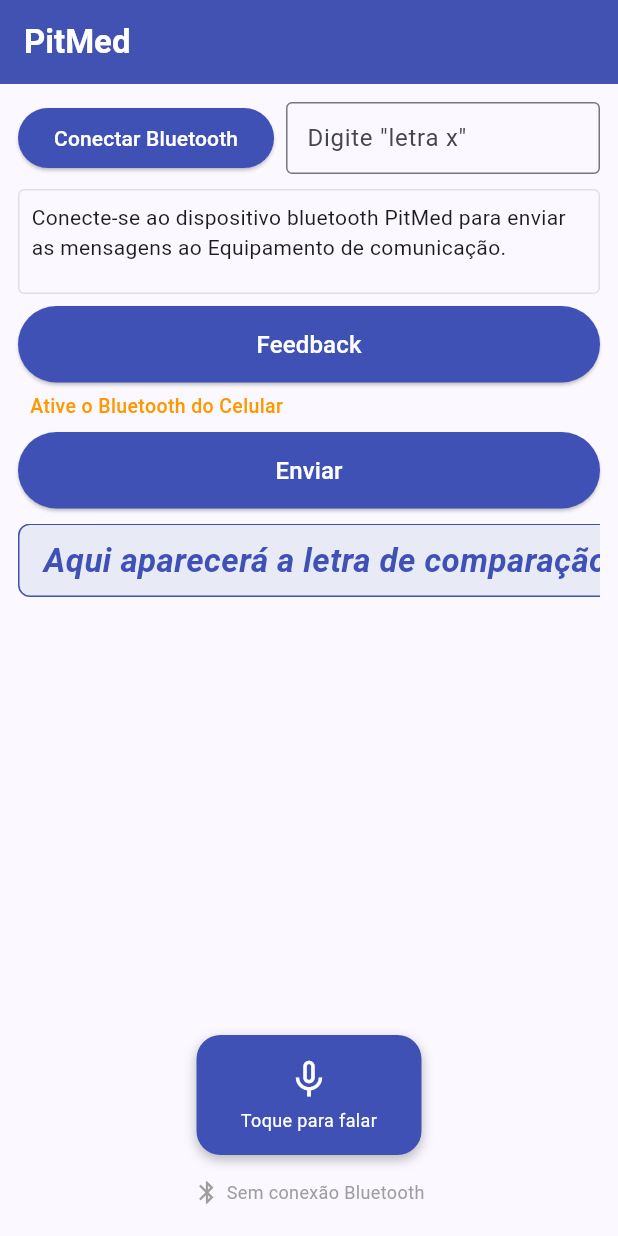
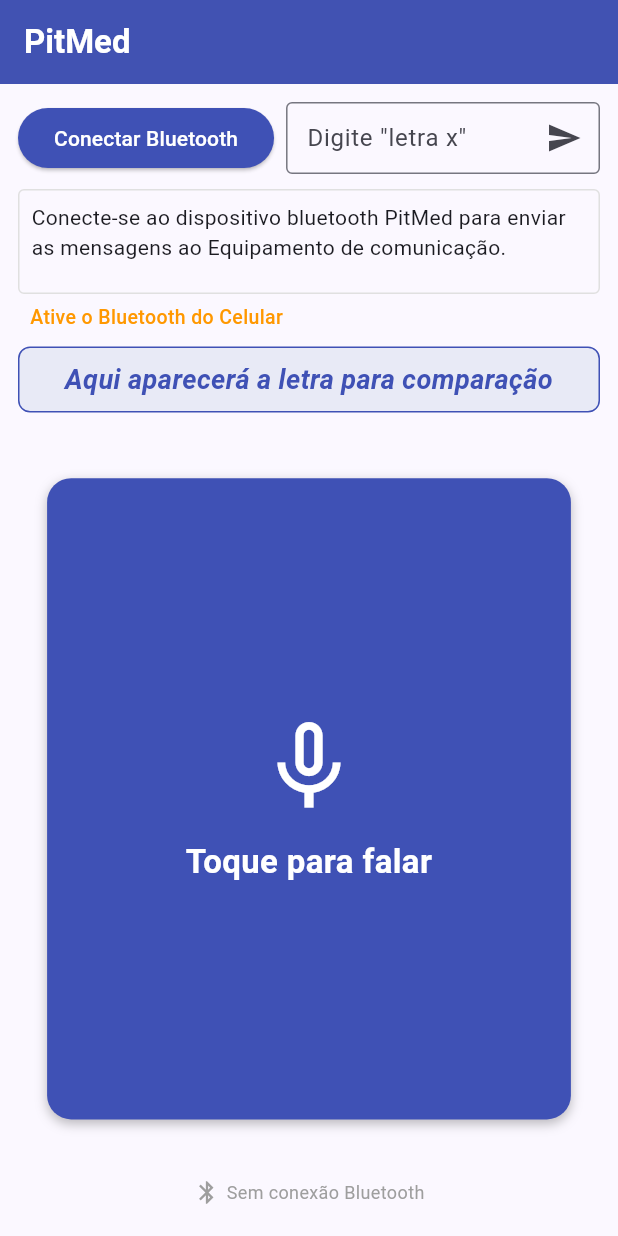
Before and after one commit to Mayaracar2/App_PitMed, a Flutter app: the screen it shows after launch, on a phone screen of 412 x 824 dp. Run offline on Flutter 3.47's test engine with Material 3 defaults, Android fonts, the phone set to English and light mode, and no system bars; our stand-ins replace permission_handler, speech_to_text, vibration; missing offline and left inert: flutter_blue_classic.

Commit message:
Atualização com frases, palavras, microfone e teclado funcional

```diff
--- a/lib/home_screen.dart
+++ b/lib/home_screen.dart
@@ -37,8 +37,10 @@ class _HomeScreenState extends State<HomeScreen> {
   String _mensagemRecebida = '';
   String _bufferBT = '';
   Timer? _speechTimeout;
+  Timer? _trocaPalavraTimer;
   bool _aguardandoFeedback = false;
   String _letraReconhecida = '';
+  bool _entradaEhFrase = false;
 
   // ── Labels ─────────────────────────────────────────────────
   String _label1 =
@@ -46,7 +48,7 @@ class _HomeScreenState extends State<HomeScreen> {
   String _label2 = '';
   String _label3 = '';
   String _label4 = '';
-  String _label5 = 'Aqui aparecerá a letra de comparação';
+  String _label5 = 'Aqui aparecerá a letra para comparação';
 
   final TextEditingController _textController = TextEditingController();
   Timer? _clockTimer;
@@ -62,6 +64,7 @@ class _HomeScreenState extends State<HomeScreen> {
   void dispose() {
     _clockTimer?.cancel();
     _speechTimeout?.cancel();
+    _trocaPalavraTimer?.cancel();
     _inputSub?.cancel();
     _connection?.dispose();
     _textController.dispose();
@@ -337,7 +340,14 @@ class _HomeScreenState extends State<HomeScreen> {
     String letraCorretaUp = _letraCorreta.trim().toUpperCase();
 
     if (letraCorretaUp == letraReconhecida) {
+      final proximoIndex = _indexAtual + 1;
+      final chegouAoSeparador =
+          proximoIndex < _letras.length && _letras[proximoIndex] == ' ';
+      final chegouAoFim = proximoIndex >= _letras.length;
+
+      if (!chegouAoSeparador && !chegouAoFim) {
         Vibration.vibrate(duration: 200);
+      }
       _indexAtual++;
       _enviarProximaLetra();
     } else {
@@ -367,27 +377,76 @@ class _HomeScreenState extends State<HomeScreen> {
   }
 
   void _processarPalavra(String palavra) {
+    final texto = palavra.trim().toUpperCase();
+    final palavras = texto.split(RegExp(r'\s+'));
+    final letras = <String>[];
+
+    for (final palavraAtual in palavras) {
+      final letrasDaPalavra = palavraAtual
+          .split('')
+          .where((caractere) => RegExp(r'[A-ZÀ-ÖØ-Þ]').hasMatch(caractere))
+          .toList();
+
+      if (letrasDaPalavra.isEmpty) continue;
+      if (letras.isNotEmpty) letras.add(' ');
+      letras.addAll(letrasDaPalavra);
+    }
+
+    if (letras.isEmpty) return;
+
+    _trocaPalavraTimer?.cancel();
+
     setState(() {
-      _letras = palavra.toUpperCase().split('');
+      _letras = letras;
       _indexAtual = 0;
       _palavraCapturada = true;
       _aguardandoFeedback = true;
+      _entradaEhFrase = letras.contains(' ');
     });
 
     _enviarProximaLetra();
   }
 
+  void _processarTextoDigitado([String? texto]) {
+    final palavra = (texto ?? _textController.text).trim();
+    if (palavra.isEmpty) return;
+
+    FocusScope.of(context).unfocus();
+    _processarPalavra(palavra);
+  }
+
   void _enviarProximaLetra() {
     if (_indexAtual >= _letras.length) {
       setState(() {
-        _label5 = "FIM DA PALAVRA";
+        _label5 = _entradaEhFrase ? 'FIM DA FRASE' : 'FIM DA PALAVRA';
         _palavraCapturada = false;
         _aguardandoFeedback = false;
       });
+
+      if (_entradaEhFrase) {
+        Vibration.vibrate(pattern: [0, 250, 150, 250, 150, 500]);
+      }
       return;
     }
 
     String letra = _letras[_indexAtual];
+
+    if (letra == ' ') {
+      _indexAtual++;
+      setState(() {
+        _label5 = 'PRÓXIMA PALAVRA';
+        _aguardandoFeedback = false;
+      });
+
+      Vibration.vibrate(pattern: [0, 180, 120, 180]);
+      _trocaPalavraTimer?.cancel();
+      _trocaPalavraTimer = Timer(const Duration(milliseconds: 800), () {
+        if (!mounted) return;
+        setState(() => _aguardandoFeedback = true);
+        _enviarProximaLetra();
+      });
+      return;
+    }
 
     setState(() {
       _letraCorreta = letra;
@@ -436,11 +495,20 @@ class _HomeScreenState extends State<HomeScreen> {
                   Expanded(
                     child: TextField(
                       controller: _textController,
-                      decoration: const InputDecoration(
+                      textInputAction: TextInputAction.done,
+                      onSubmitted: _processarTextoDigitado,
+                      decoration: InputDecoration(
                         hintText: 'Digite "letra x"',
-                        border: OutlineInputBorder(),
-                        contentPadding:
-                            EdgeInsets.symmetric(horizontal: 10, vertical: 8),
+                        border: const OutlineInputBorder(),
+                        contentPadding: const EdgeInsets.symmetric(
+                          horizontal: 10,
+                          vertical: 8,
+                        ),
+                        suffixIcon: IconButton(
+                          tooltip: 'Iniciar palavra digitada',
+                          onPressed: _processarTextoDigitado,
+                          icon: const Icon(Icons.send),
+                        ),
                       ),
                     ),
                   ),
@@ -456,19 +524,6 @@ class _HomeScreenState extends State<HomeScreen> {
                   borderRadius: BorderRadius.circular(4),
                 ),
                 child: Text(_label1, style: const TextStyle(fontSize: 14)),
-              ),
-              const SizedBox(height: 8),
-              SizedBox(
-                width: double.infinity,
-                child: ElevatedButton(
-                  onPressed: _onBotaoFeedback,
-                  style: ElevatedButton.styleFrom(
-                    backgroundColor: const Color(0xFF3F51B5),
-                    foregroundColor: Colors.white,
-                    padding: const EdgeInsets.symmetric(vertical: 14),
-                  ),
-                  child: const Text('Feedback', style: TextStyle(fontSize: 16)),
-                ),
               ),
               const SizedBox(height: 6),
               Row(
@@ -496,25 +551,11 @@ class _HomeScreenState extends State<HomeScreen> {
                   ),
                 ],
               ),
-              const SizedBox(height: 8),
-              SizedBox(
+              const SizedBox(height: 10),
+              Container(
                 width: double.infinity,
-                child: ElevatedButton(
-                  onPressed: _onBotaoEnviar,
-                  style: ElevatedButton.styleFrom(
-                    backgroundColor: const Color(0xFF3F51B5),
-                    foregroundColor: Colors.white,
-                    padding: const EdgeInsets.symmetric(vertical: 14),
-                  ),
-                  child: const Text('Enviar', style: TextStyle(fontSize: 16)),
-                ),
-              ),
-              const SizedBox(height: 10),
-              SingleChildScrollView(
-                scrollDirection: Axis.horizontal,
-                child: Container(
                 padding:
-                      const EdgeInsets.symmetric(horizontal: 16, vertical: 8),
+                    const EdgeInsets.symmetric(horizontal: 12, vertical: 8),
                 decoration: BoxDecoration(
                   color: Colors.indigo.shade50,
                   borderRadius: BorderRadius.circular(8),
@@ -522,12 +563,12 @@ class _HomeScreenState extends State<HomeScreen> {
                 ),
                 child: Text(
                   _label5,
+                  textAlign: TextAlign.center,
                   style: const TextStyle(
-                      fontSize: 22,
+                    fontSize: 18,
                     fontWeight: FontWeight.bold,
                     fontStyle: FontStyle.italic,
                     color: Color(0xFF3F51B5),
-                    ),
                   ),
                 ),
               ),
@@ -540,14 +581,17 @@ class _HomeScreenState extends State<HomeScreen> {
                   'Reconhecido: "$_label4"',
                   style: const TextStyle(fontSize: 13, color: Colors.grey),
                 ),
-              const Spacer(),
-              Center(
+              const SizedBox(height: 12),
+              Expanded(
+                child: Center(
+                  child: FractionallySizedBox(
+                    widthFactor: 0.9,
+                    heightFactor: 0.9,
                     child: GestureDetector(
                       onTap: _onBotaoFalar,
                       child: AnimatedContainer(
                         duration: const Duration(milliseconds: 200),
-                    width: 150,
-                    height: 80,
+                        width: double.infinity,
                         decoration: BoxDecoration(
                           color: _estaOuvindo
                               ? Colors.red.shade400
@@ -567,16 +611,21 @@ class _HomeScreenState extends State<HomeScreen> {
                             Icon(
                               _estaOuvindo ? Icons.mic : Icons.mic_none,
                               color: Colors.white,
-                          size: 30,
+                              size: 72,
                             ),
-                        const SizedBox(height: 4),
+                            const SizedBox(height: 12),
                             Text(
                               _estaOuvindo ? 'Ouvindo...' : 'Toque para falar',
                               style: const TextStyle(
-                              color: Colors.white, fontSize: 12),
+                                color: Colors.white,
+                                fontSize: 22,
+                                fontWeight: FontWeight.bold,
+                              ),
                               textAlign: TextAlign.center,
                             ),
                           ],
+                        ),
+                      ),
                     ),
                   ),
                 ),
```
Lines whose indentation alone changed are shown as unchanged.
